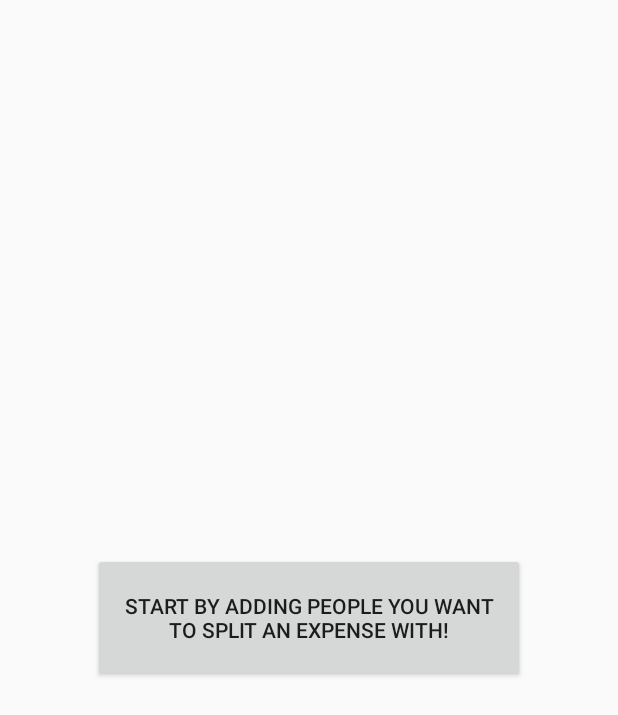
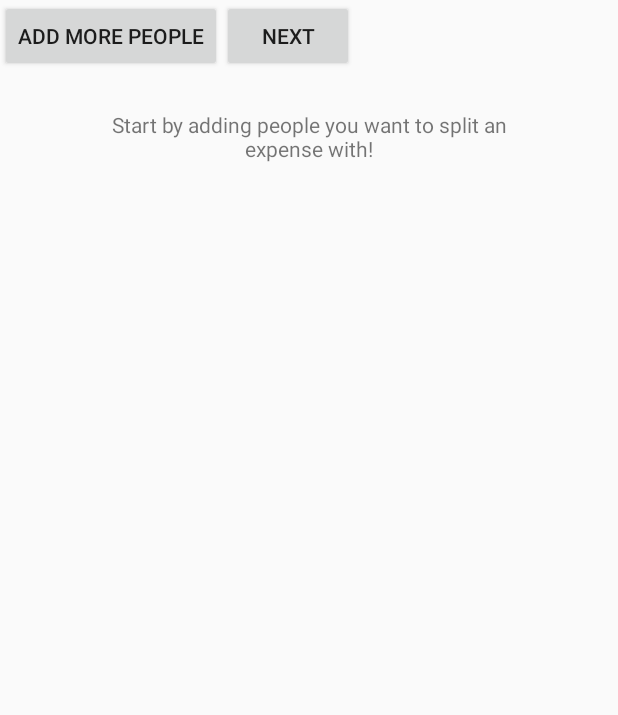
Before and after one commit to wxmann/myshare, an Android app: the screen it shows after launch (AddPeopleEntryActivity before the commit, AddPeopleActivity after it), on a phone screen of 412 x 824 dp. Shown: the top 715 px of the screen. Run offline under Robolectric (Android 15) with nearby library versions, the phone set to English and light mode, and no system bars.

Commit message:
Use one screen instead of two screens when adding names, to simply user experience and make consistent with adding expenses.

```diff
--- a/app/src/main/AndroidManifest.xml
+++ b/app/src/main/AndroidManifest.xml
@@ -9,16 +9,13 @@
         android:theme="@style/AppTheme">
 
         <activity
-            android:name=".ui.AddPeopleEntryActivity"
+            android:name=".ui.AddPeopleActivity"
             android:label="@string/app_label" >
             <intent-filter>
                 <action android:name="android.intent.action.MAIN" />
                 <category android:name="android.intent.category.LAUNCHER" />
             </intent-filter>
         </activity>
-        <activity
-            android:name=".ui.AddPeopleDisplayActivity"
-            android:label="@string/app_name"/>
         <activity
             android:name=".ui.AddExpenseActivity"
             android:label="@string/app_name"/>
--- /dev/null
+++ b/app/src/main/java/com/jimtang/myshare/ui/AddPeopleActivity.java
@@ -0,0 +1,65 @@
+package com.jimtang.myshare.ui;
+
+import android.app.Activity;
+import android.app.Fragment;
+import android.app.FragmentManager;
+import android.content.Intent;
+import android.os.Bundle;
+import android.view.View;
+import android.widget.Button;
+
+import com.jimtang.myshare.R;
+
+/**
+ * Created by tangz on 11/5/2015.
+ */
+public class AddPeopleActivity extends Activity {
+
+    static final String PEOPLE_ENTRY_FRAGMENT = "peopleEntryFrag";
+    static final String PEOPLE_DISPLAY_FRAGMENT = "peopleDisplayFrag";
+
+    AddPeopleDisplayFragment displayFragment;
+
+    @Override
+    protected void onCreate(Bundle savedInstanceState) {
+        super.onCreate(savedInstanceState);
+        setContentView(R.layout.add_people);
+
+        // initialize entry fragment
+        final FragmentManager fragmentManager = getFragmentManager();
+        fragmentManager.beginTransaction()
+                .add(R.id.people_frag_container, new AddPeopleEntryFragment(), PEOPLE_ENTRY_FRAGMENT)
+                .commit();
+
+        // button to add additional names
+        Button addMoreNamesButton = (Button) findViewById(R.id.add_more_people_button);
+        addMoreNamesButton.setOnClickListener(new NameButtonListener(this) {
+            @Override
+            protected void doWithInputName(String inputName) {
+                Fragment entryFrag = fragmentManager.findFragmentByTag(PEOPLE_ENTRY_FRAGMENT);
+
+                if (entryFrag != null) {
+                    displayFragment = new AddPeopleDisplayFragment();
+                    // do not add to back-stack, it was just an entry fragment
+                    fragmentManager.beginTransaction()
+                            .replace(R.id.people_frag_container, displayFragment, PEOPLE_DISPLAY_FRAGMENT)
+                            .commit();
+                } else {
+                    displayFragment = (AddPeopleDisplayFragment) fragmentManager.findFragmentByTag(PEOPLE_DISPLAY_FRAGMENT);
+                }
+                displayFragment.addName(inputName);
+            }
+        });
+
+        // button to get to next activity
+        Button nextButton = (Button) findViewById(R.id.add_people_next_button);
+        nextButton.setOnClickListener(new View.OnClickListener() {
+            @Override
+            public void onClick(View v) {
+                Intent intent = new Intent(AddPeopleActivity.this, AddExpenseActivity.class);
+                intent.putStringArrayListExtra(IntentConstants.ALL_NAMES, displayFragment.getAllNames());
+                startActivity(intent);
+            }
+        });
+    }
+}
--- a/app/src/main/java/com/jimtang/myshare/ui/AddPeopleEntryActivity.java
+++ /dev/null
@@ -1,33 +0,0 @@
-package com.jimtang.myshare.ui;
-
-import android.app.Activity;
-import android.content.Context;
-import android.content.Intent;
-import android.os.Bundle;
-import android.widget.Button;
-
-import com.jimtang.myshare.R;
-
-/**
- * Created by tangz on 10/13/2015.
- */
-public class AddPeopleEntryActivity extends Activity {
-
-    @Override
-    protected void onCreate(Bundle savedInstanceState) {
-        super.onCreate(savedInstanceState);
-        setContentView(R.layout.add_people_entry);
-
-        Button button = (Button) findViewById(R.id.add_people_button);
-        button.setOnClickListener(new NameButtonListener(this) {
-
-            @Override
-            protected void doWithInputName(String inputName) {
-                Context context = getContext();
-                Intent intent = new Intent(context, AddPeopleDisplayActivity.class);
-                intent.putExtra(IntentConstants.USER_INPUT_NAME, inputName);
-                context.startActivity(intent);
-            }
-        });
-    }
-}
--- /dev/null
+++ b/app/src/main/java/com/jimtang/myshare/ui/AddPeopleEntryFragment.java
@@ -0,0 +1,21 @@
+package com.jimtang.myshare.ui;
+
+import android.app.Fragment;
+import android.os.Bundle;
+import android.support.annotation.Nullable;
+import android.view.LayoutInflater;
+import android.view.View;
+import android.view.ViewGroup;
+
+import com.jimtang.myshare.R;
+
+/**
+ * Created by tangz on 11/5/2015.
+ */
+public class AddPeopleEntryFragment extends Fragment {
+    @Nullable
+    @Override
+    public View onCreateView(LayoutInflater inflater, ViewGroup container, Bundle savedInstanceState) {
+        return inflater.inflate(R.layout.add_people_entry, container, false);
+    }
+}
--- /dev/null
+++ b/app/src/main/res/layout/add_people.xml
@@ -0,0 +1,30 @@
+<?xml version="1.0" encoding="utf-8"?>
+<LinearLayout xmlns:android="http://schemas.android.com/apk/res/android"
+    android:orientation="vertical" android:layout_width="match_parent"
+    android:layout_height="match_parent">
+
+    <LinearLayout
+        android:layout_width="match_parent"
+        android:layout_height="wrap_content"
+        android:layout_alignParentBottom="true">
+
+        <Button
+            android:id="@+id/add_more_people_button"
+            android:text="@string/add_more_people_button_name"
+            android:layout_width="wrap_content"
+            android:layout_height="wrap_content" />
+
+        <Button
+            android:id="@+id/add_people_next_button"
+            android:text="@string/next_step"
+            android:layout_width="wrap_content"
+            android:layout_height="wrap_content" />
+    </LinearLayout>
+
+    <LinearLayout
+        android:orientation="vertical"
+        android:layout_width="fill_parent"
+        android:layout_height="wrap_content"
+        android:id="@+id/people_frag_container"/>
+
+</LinearLayout>
--- a/app/src/main/res/layout/add_people_entry.xml
+++ b/app/src/main/res/layout/add_people_entry.xml
@@ -4,12 +4,12 @@
     android:orientation="vertical" android:layout_width="fill_parent"
     android:layout_height="fill_parent">
 
-    <Button
+    <TextView
         android:layout_width="288dp"
         android:layout_height="86dp"
         android:text="@string/add_people_button_name"
-        android:id="@+id/add_people_button"
+        android:id="@+id/instructions_add_people"
         android:layout_gravity="center"
-        android:allowUndo="false" />
+        android:gravity="center"/>
 
 </FrameLayout>
```
Also changed, not shown: app/src/main/java/com/jimtang/myshare/ui/AddExpenseActivity.java (+7 -7 lines), app/src/main/java/com/jimtang/myshare/ui/AddPeopleDisplayActivity.java (deleted, +0 -57 lines), app/src/main/java/com/jimtang/myshare/ui/AddPeopleDisplayFragment.java (added, +48 -0 lines), app/src/main/res/layout/add_people_display.xml (+0 -19 lines).
